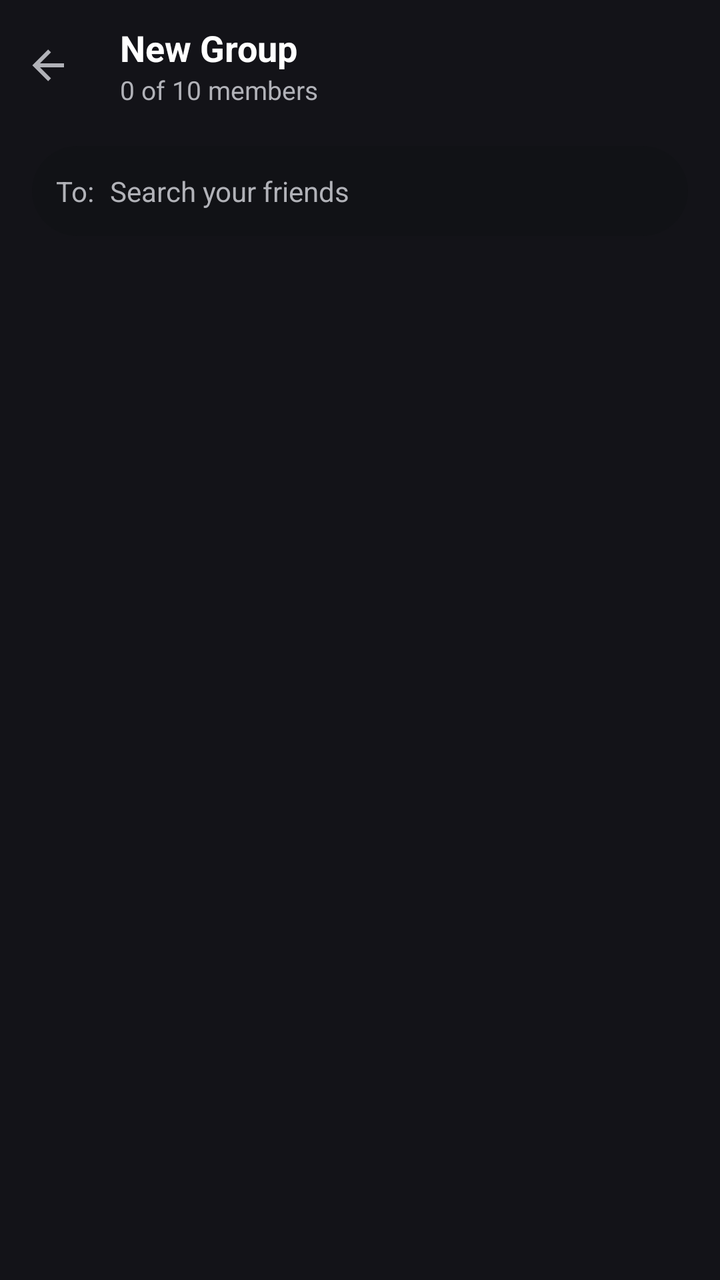
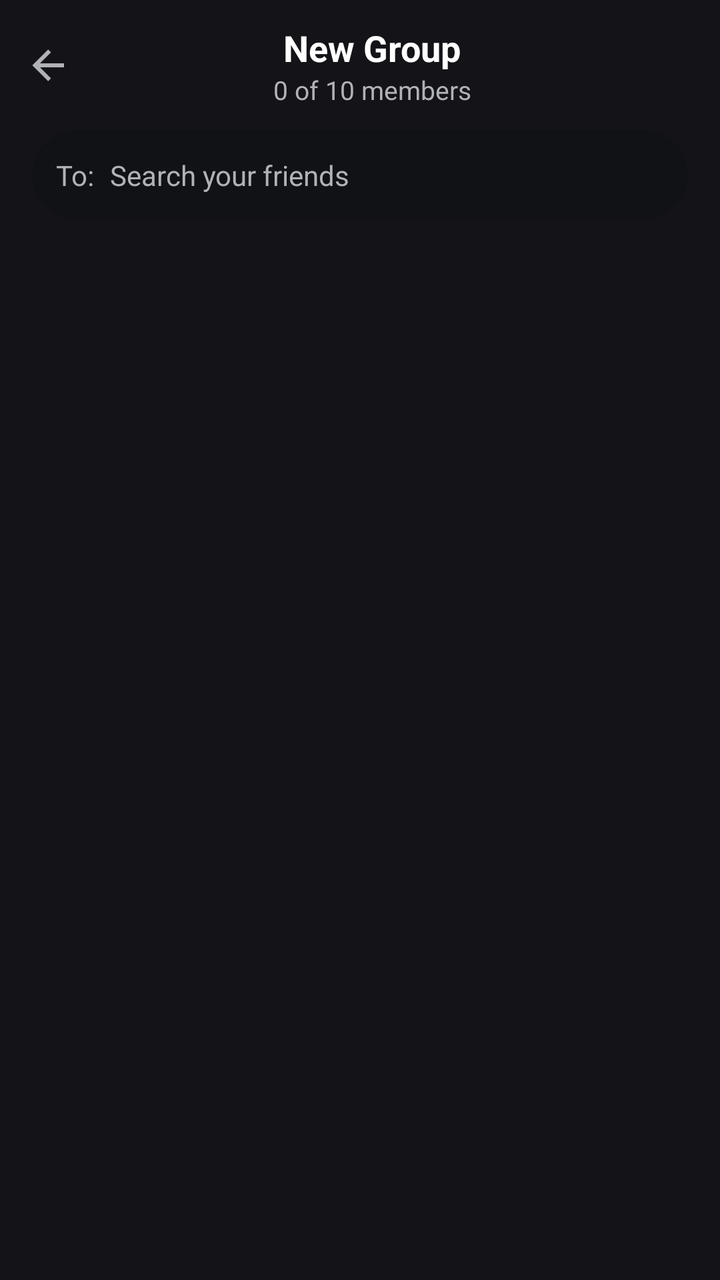

Before-and-after screenshots of an Android layout around one commit, followed by the original layout XML and the change that was made.
<!-- AndroidManifest.xml: application theme Theme.Doscord -->
<!-- res/layout/activity_cr_new_group.xml -->
<?xml version="1.0" encoding="utf-8"?>
<androidx.constraintlayout.widget.ConstraintLayout xmlns:android="http://schemas.android.com/apk/res/android"
    xmlns:app="http://schemas.android.com/apk/res-auto"
    xmlns:tools="http://schemas.android.com/tools"
    android:id="@+id/main"
    android:layout_width="match_parent"
    android:layout_height="match_parent"
    android:background="#131318"
    tools:context=".activities.chatroom.CrNewGroupActivity">

    <androidx.constraintlayout.widget.ConstraintLayout
        android:id="@+id/crNewGroupTopBar"
        android:layout_width="0dp"
        android:layout_height="65dp"
        app:layout_constraintEnd_toEndOf="parent"
        app:layout_constraintStart_toStartOf="parent"
        app:layout_constraintTop_toTopOf="parent">

        <ImageButton
            android:id="@+id/crNewGroupBackBtn"
            android:layout_width="48dp"
            android:layout_height="48dp"
            android:background="@android:color/transparent"
            android:contentDescription="@string/back"
            android:onClick="finish"
            android:padding="12dp"
            android:scaleType="centerInside"
            app:srcCompat="@drawable/back_arrow"
            app:tint="@color/textGray"
            app:layout_constraintBottom_toBottomOf="parent"
            app:layout_constraintStart_toStartOf="parent"
            app:layout_constraintTop_toTopOf="parent" />

        <LinearLayout
            android:layout_width="wrap_content"
            android:layout_height="wrap_content"
            android:layout_marginStart="12dp"
            android:orientation="vertical"
            app:layout_constraintBottom_toBottomOf="parent"
            app:layout_constraintStart_toEndOf="@id/crNewGroupBackBtn"
            app:layout_constraintTop_toTopOf="parent">

            <TextView
                android:id="@+id/crNewGroupTitle"
                android:layout_width="wrap_content"
                android:layout_height="wrap_content"
                android:text="New Group"
                android:textColor="@color/white"
                android:textSize="18sp"
                android:textStyle="bold" />

            <TextView
                android:id="@+id/crNewGroupSubtitle"
                android:layout_width="wrap_content"
                android:layout_height="wrap_content"
                android:text="0 of 10 members"
                android:textColor="@color/textGray"
                android:textSize="13sp" />

        </LinearLayout>

        <TextView
            android:id="@+id/crNewGroupCreateBtn"
            android:layout_width="wrap_content"
            android:layout_height="wrap_content"
            android:layout_marginEnd="20dp"
            android:text="Create"
            android:textColor="@color/blue"
            android:textSize="16sp"
            android:textStyle="bold"
            android:visibility="gone"
            app:layout_constraintBottom_toBottomOf="parent"
            app:layout_constraintEnd_toEndOf="parent"
            app:layout_constraintTop_toTopOf="parent" />

    </androidx.constraintlayout.widget.ConstraintLayout>

    <androidx.core.widget.NestedScrollView
        android:layout_width="match_parent"
        android:layout_height="0dp"
        android:fillViewport="true"
        app:layout_constraintBottom_toBottomOf="parent"
        app:layout_constraintTop_toBottomOf="@id/crNewGroupTopBar">

        <LinearLayout
            android:layout_width="match_parent"
            android:layout_height="wrap_content"
            android:orientation="vertical">

            <com.google.android.material.card.MaterialCardView
                android:id="@+id/crNewGroupSearchContainer"
                android:layout_width="match_parent"
                android:layout_height="45dp"
                android:layout_marginStart="16dp"
                android:layout_marginTop="8dp"
                android:layout_marginEnd="16dp"
                app:cardBackgroundColor="#111216"
                app:cardCornerRadius="25dp"
                app:cardElevation="0dp"
                app:strokeWidth="0dp">

                <androidx.constraintlayout.widget.ConstraintLayout
                    android:layout_width="match_parent"
                    android:layout_height="match_parent">

                    <TextView
                        android:id="@+id/crNewGroupToLabel"
                        android:layout_width="wrap_content"
                        android:layout_height="wrap_content"
                        android:layout_marginStart="12dp"
                        android:text="To:"
                        android:textColor="@color/textGray"
                        android:textSize="14sp"
                        app:layout_constraintBottom_toBottomOf="parent"
                        app:layout_constraintStart_toStartOf="parent"
                        app:layout_constraintTop_toTopOf="parent" />

                    <EditText
                        android:id="@+id/crNewGroupSearchEdit"
                        android:layout_width="0dp"
                        android:layout_height="match_parent"
                        android:layout_marginStart="8dp"
                        android:background="@android:color/transparent"
                        android:hint="Search your friends"
                        android:imeOptions="actionSearch"
                        android:inputType="text"
                        android:textColor="@color/white"
                        android:textColorHint="@color/textGray"
                        android:textSize="14sp"
                        app:layout_constraintEnd_toEndOf="parent"
                        app:layout_constraintStart_toEndOf="@id/crNewGroupToLabel" />

                </androidx.constraintlayout.widget.ConstraintLayout>

            </com.google.android.material.card.MaterialCardView>

            <com.google.android.material.card.MaterialCardView
                android:id="@+id/crNewGroupListContainer"
                android:layout_width="match_parent"
                android:layout_height="wrap_content"
                android:layout_marginStart="16dp"
                android:layout_marginTop="20dp"
                android:layout_marginEnd="16dp"
                android:layout_marginBottom="20dp"
                app:cardBackgroundColor="#26272f"
                app:cardCornerRadius="18dp"
                app:cardElevation="0dp"
                app:strokeWidth="0dp">

                <androidx.recyclerview.widget.RecyclerView
                    android:id="@+id/crNewGroupRecyclerView"
                    android:layout_width="match_parent"
                    android:layout_height="wrap_content"
                    android:nestedScrollingEnabled="false"
                    tools:listitem="@layout/item_group_select_row" />

            </com.google.android.material.card.MaterialCardView>

        </LinearLayout>
    </androidx.core.widget.NestedScrollView>

</androidx.constraintlayout.widget.ConstraintLayout>
<!-- res/layout/item_group_select_row.xml (included above) -->
<?xml version="1.0" encoding="utf-8"?>
<androidx.constraintlayout.widget.ConstraintLayout xmlns:android="http://schemas.android.com/apk/res/android"
    xmlns:app="http://schemas.android.com/apk/res-auto"
    xmlns:tools="http://schemas.android.com/tools"
    android:layout_width="match_parent"
    android:layout_height="wrap_content"
    android:padding="12dp">

    <com.google.android.material.imageview.ShapeableImageView
        android:id="@+id/itemGroupSelectPfp"
        android:layout_width="40dp"
        android:layout_height="40dp"
        android:scaleType="centerCrop"
        android:src="@drawable/icon"
        app:layout_constraintBottom_toBottomOf="parent"
        app:layout_constraintStart_toStartOf="parent"
        app:layout_constraintTop_toTopOf="parent"
        app:shapeAppearanceOverlay="@style/CircleImageView" />

    <TextView
        android:id="@+id/itemGroupSelectDisplayName"
        android:layout_width="0dp"
        android:layout_height="wrap_content"
        android:layout_marginStart="12dp"
        android:layout_marginEnd="12dp"
        android:ellipsize="end"
        android:maxLines="1"
        android:text="Display Name"
        android:textColor="@color/white"
        android:textSize="15sp"
        android:textStyle="bold"
        app:layout_constraintEnd_toStartOf="@+id/itemGroupSelectCard"
        app:layout_constraintStart_toEndOf="@id/itemGroupSelectPfp"
        app:layout_constraintTop_toTopOf="@id/itemGroupSelectPfp" />

    <TextView
        android:id="@+id/itemGroupSelectUsername"
        android:layout_width="0dp"
        android:layout_height="wrap_content"
        android:ellipsize="end"
        android:maxLines="1"
        android:text="username"
        android:textColor="@color/textGray"
        android:textSize="13sp"
        app:layout_constraintEnd_toEndOf="@id/itemGroupSelectDisplayName"
        app:layout_constraintStart_toStartOf="@id/itemGroupSelectDisplayName"
        app:layout_constraintTop_toBottomOf="@id/itemGroupSelectDisplayName" />

    <com.google.android.material.card.MaterialCardView
        android:id="@+id/itemGroupSelectCard"
        android:layout_width="24dp"
        android:layout_height="24dp"
        app:cardBackgroundColor="@android:color/transparent"
        app:cardCornerRadius="4dp"
        app:cardElevation="0dp"
        app:layout_constraintBottom_toBottomOf="parent"
        app:layout_constraintEnd_toEndOf="parent"
        app:layout_constraintTop_toTopOf="parent"
        app:strokeColor="@color/textGray"
        app:strokeWidth="2dp">

        <ImageView
            android:id="@+id/itemGroupSelectCheck"
            android:layout_width="18dp"
            android:layout_height="18dp"
            android:layout_gravity="center"
            android:src="@drawable/check"
            android:visibility="gone" />

    </com.google.android.material.card.MaterialCardView>

    <View
        android:id="@+id/itemGroupSelectDivider"
        android:layout_width="0dp"
        android:layout_height="1dp"
        android:layout_marginStart="65dp"
        android:background="#2c2d33"
        app:layout_constraintBottom_toBottomOf="parent"
        app:layout_constraintEnd_toEndOf="parent"
        app:layout_constraintStart_toStartOf="parent" />

</androidx.constraintlayout.widget.ConstraintLayout>
<!-- resources referenced by this layout -->
<resources>
  <color name="blue">#5865f2</color>
  <color name="textGray">#b1b2b8</color>
  <color name="white">#FFFFFFFF</color>
  <!-- drawable back_arrow (drawable) -->
  <vector xmlns:android="http://schemas.android.com/apk/res/android"
      android:width="80dp"
      android:height="80dp"
      android:viewportWidth="80"
      android:viewportHeight="80">
    <path
        android:pathData="M66.667,36.667V43.333L26.667,43.333L45,61.667L40.267,66.4L13.867,40L40.267,13.6L45,18.333L26.667,36.667L66.667,36.667Z"
        android:fillColor="#ABABAB"/>
  </vector>
  <!-- drawable check (drawable) -->
  <vector xmlns:android="http://schemas.android.com/apk/res/android"
      android:width="24dp"
      android:height="24dp"
      android:viewportWidth="24"
      android:viewportHeight="24">
      <path
          android:fillColor="#FFFFFF"
          android:pathData="M9,16.17L4.83,12l-1.42,1.41L9,19 21,7l-1.41-1.41L9,16.17z" />
  </vector>
  <!-- drawable icon: png bitmap (drawable, 68819 bytes) -->
  <string name="back">Back</string>
  <style name="CircleImageView">
          <item name="cornerSize">50%</item>
          <item name="cornerFamily">rounded</item>
      </style>
  <style name="Theme.Doscord" parent="Base.Theme.Doscord" />
  <style name="Base.Theme.Doscord" parent="Theme.Material3.DayNight.NoActionBar">
          
          
          <item name="colorOnSurface">#FFFFFF</item>
          <item name="android:textColorPrimary">#FFFFFF</item>
          <item name="android:datePickerDialogTheme">@style/MyDatePickerStyle</item>
      </style>
  <style name="MyDatePickerStyle" parent="Theme.AppCompat.Light.Dialog">
          <item name="colorAccent">@color/purple_500</item>
          <item name="android:windowBackground">@android:color/black</item>
          <item name="android:textColorPrimary">@android:color/white</item>
          <item name="android:textColorSecondary">@android:color/darker_gray</item>
      </style>
  <color name="purple_500">#6200EE</color>
</resources>

<!-- the commit's change to res/layout/activity_cr_new_group.xml (unified diff, before → after) -->
@@ -37,13 +37,15 @@
             android:layout_marginStart="12dp"
             android:orientation="vertical"
             app:layout_constraintBottom_toBottomOf="parent"
-            app:layout_constraintStart_toEndOf="@id/crNewGroupBackBtn"
+            app:layout_constraintEnd_toEndOf="parent"
+            app:layout_constraintStart_toStartOf="parent"
             app:layout_constraintTop_toTopOf="parent">
 
             <TextView
                 android:id="@+id/crNewGroupTitle"
-                android:layout_width="wrap_content"
+                android:layout_width="match_parent"
                 android:layout_height="wrap_content"
+                android:gravity="center"
                 android:text="New Group"
                 android:textColor="@color/white"
                 android:textSize="18sp"
@@ -92,7 +94,6 @@
                 android:layout_width="match_parent"
                 android:layout_height="45dp"
                 android:layout_marginStart="16dp"
-                android:layout_marginTop="8dp"
                 android:layout_marginEnd="16dp"
                 app:cardBackgroundColor="#111216"
                 app:cardCornerRadius="25dp"
